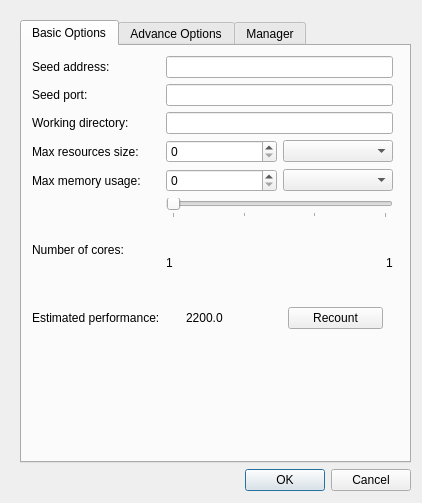
First picture: the form in poc/golemPy/examples/gnr/ui/ConfigurationDialog.ui, repository golemfactory/clay, before the edit.
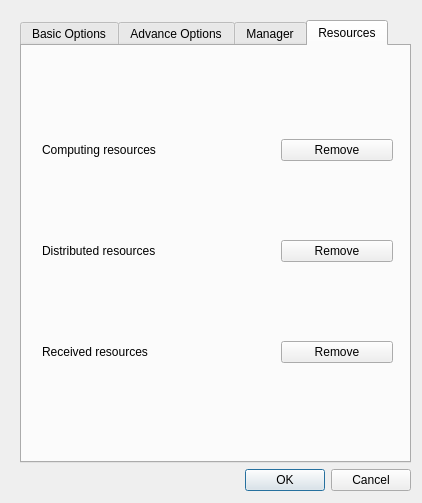
Second picture: the form after the edit. The open tabs and pages were chosen to show the change.

Diff of the .ui file:
```diff
--- a/poc/golemPy/examples/gnr/ui/ConfigurationDialog.ui
+++ b/poc/golemPy/examples/gnr/ui/ConfigurationDialog.ui
@@ -430,6 +430,86 @@
         </layout>
        </widget>
       </widget>
+      <widget class="QWidget" name="removeResourceTab">
+       <attribute name="title">
+        <string>Resources</string>
+       </attribute>
+       <widget class="QWidget" name="gridLayoutWidget_4">
+        <property name="geometry">
+         <rect>
+          <x>20</x>
+          <y>20</y>
+          <width>351</width>
+          <height>371</height>
+         </rect>
+        </property>
+        <layout class="QGridLayout" name="gridLayout_4">
+         <item row="1" column="0">
+          <widget class="QLabel" name="label_22">
+           <property name="text">
+            <string>Distributed resources</string>
+           </property>
+          </widget>
+         </item>
+         <item row="0" column="1">
+          <widget class="QLabel" name="computingResSize">
+           <property name="text">
+            <string/>
+           </property>
+          </widget>
+         </item>
+         <item row="0" column="0">
+          <widget class="QLabel" name="label_21">
+           <property name="text">
+            <string>Computing resources</string>
+           </property>
+          </widget>
+         </item>
+         <item row="2" column="0">
+          <widget class="QLabel" name="label_23">
+           <property name="text">
+            <string>Received resources</string>
+           </property>
+          </widget>
+         </item>
+         <item row="1" column="1">
+          <widget class="QLabel" name="distributedResSize">
+           <property name="text">
+            <string/>
+           </property>
+          </widget>
+         </item>
+         <item row="2" column="1">
+          <widget class="QLabel" name="receivedResSize">
+           <property name="text">
+            <string/>
+           </property>
+          </widget>
+         </item>
+         <item row="0" column="2">
+          <widget class="QPushButton" name="removeComputingButton">
+           <property name="text">
+            <string>Remove</string>
+           </property>
+          </widget>
+         </item>
+         <item row="1" column="2">
+          <widget class="QPushButton" name="removeDistributedButton">
+           <property name="text">
+            <string>Remove</string>
+           </property>
+          </widget>
+         </item>
+         <item row="2" column="2">
+          <widget class="QPushButton" name="removeReceivedButton">
+           <property name="text">
+            <string>Remove</string>
+           </property>
+          </widget>
+         </item>
+        </layout>
+       </widget>
+      </widget>
      </widget>
     </item>
     <item>
```
